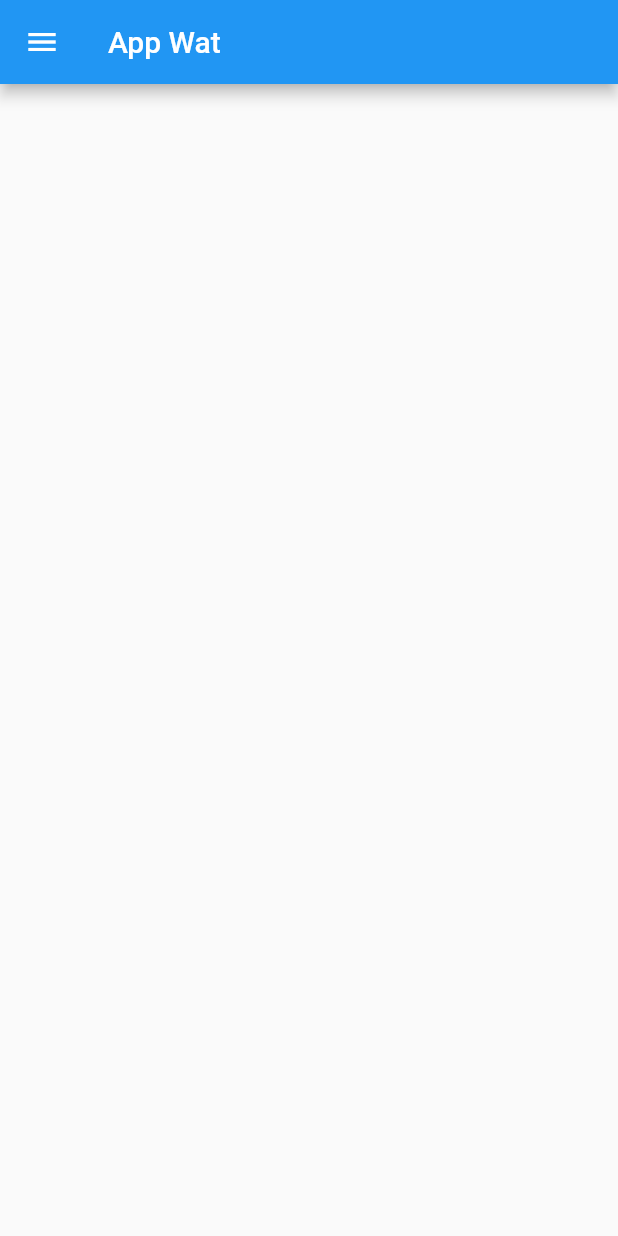
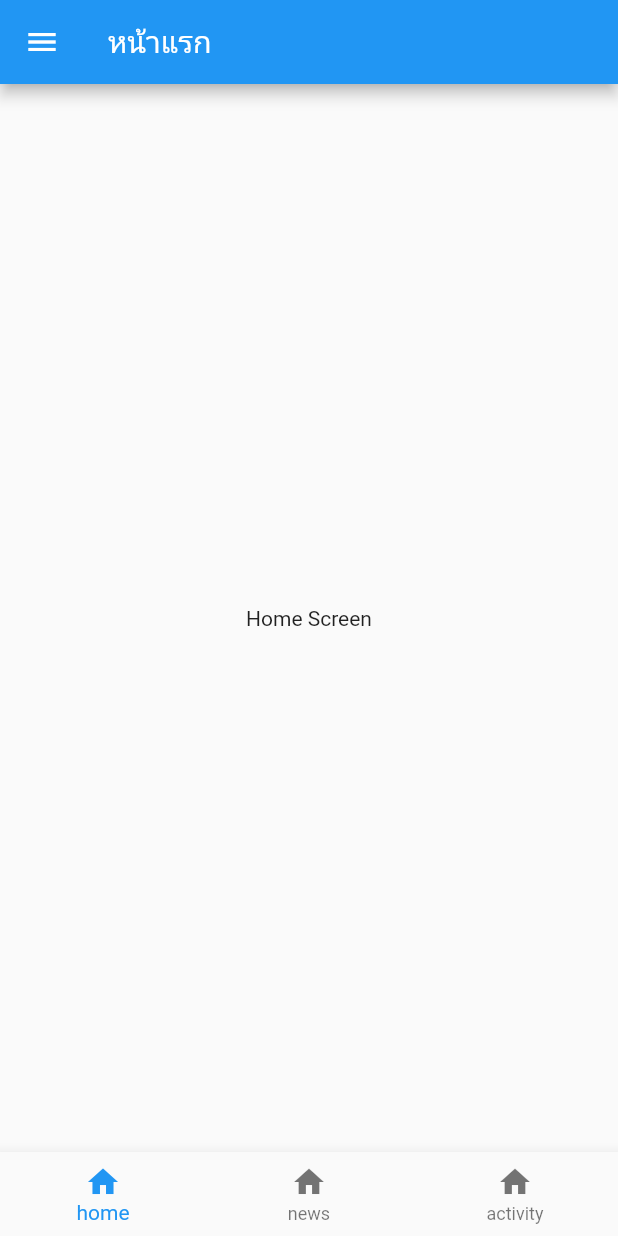
Before and after one commit to tleza456/layout_example, a Flutter app: the screen it shows after launch, on a phone screen of 412 x 824 dp. Run offline on Flutter 3.47's test engine with Material 2 defaults, Android fonts, the phone set to English and light mode, and no system bars.

Commit message:
add screen

```diff
--- a/lib/main.dart
+++ b/lib/main.dart
@@ -1,4 +1,5 @@
 import 'package:flutter/material.dart';
+import 'package:layout_example/route.dart';
 import 'package:layout_example/screen/main_screen.dart';
 
 void main() {
@@ -16,6 +17,7 @@ class MyApp extends StatelessWidget {
         primarySwatch: Colors.blue,
       ),
       home: Mainscreen(),
+      onGenerateRoute: RouteGenerator.onGenerateRoute,
     );
   }
 }
--- /dev/null
+++ b/lib/page.dart
@@ -0,0 +1,34 @@
+import 'package:flutter/material.dart';
+import 'package:layout_example/screen/activity_screen.dart';
+import 'package:layout_example/screen/article_screen.dart';
+import 'package:layout_example/screen/home_screen.dart';
+
+class Page {
+  final String title;
+  final Icon icon;
+  final String label;
+  final Widget page;
+
+  Page({this.title, this.icon, this.label, this.page});
+}
+
+List<Page> pages = [
+  Page(
+    icon: Icon(Icons.home),
+  label: "home",
+  page: Homescreen(),
+  title: "หน้าแรก",
+  ),
+    Page(
+    icon: Icon(Icons.home),
+  label: "news",
+  page: Articlescreen(),
+  title: "ข่าวสาร",
+  ),
+    Page(
+    icon: Icon(Icons.home),
+  label: "activity",
+  page: activityscreen(),
+  title: "กิจกรรม",
+  ),
+];
--- a/lib/screen/home_screen.dart
+++ b/lib/screen/home_screen.dart
@@ -1,13 +1,13 @@
 import 'package:flutter/material.dart';
 
-class homescreen extends StatefulWidget {
-  homescreen({Key key}) : super(key: key);
+class Homescreen extends StatefulWidget {
+  Homescreen({Key key}) : super(key: key);
 
   @override
-  _homescreenState createState() => _homescreenState();
+  _HomescreenState createState() => _HomescreenState();
 }
 
-class _homescreenState extends State<homescreen> {
+class _HomescreenState extends State<Homescreen> {
   @override
   Widget build(BuildContext context) {
     return Container(
--- a/lib/screen/main_screen.dart
+++ b/lib/screen/main_screen.dart
@@ -1,4 +1,5 @@
 import 'package:flutter/material.dart';
+import 'package:layout_example/page.dart';
 
 class Mainscreen extends StatefulWidget {
   Mainscreen({Key key}) : super(key: key);
@@ -8,6 +9,17 @@ class Mainscreen extends StatefulWidget {
 }
 
 class _MainscreenState extends State<Mainscreen> {
+int currentIndex = 0;
+
+void onIndexChange(int index) {
+  setState(() {
+      currentIndex = index;
+    });
+}
+
+
+
+
   @override
   Widget build(BuildContext context) {
     return Scaffold(
@@ -50,6 +62,9 @@ class _MainscreenState extends State<Mainscreen> {
               title: Text("Picture"),
             ),
                ListTile(
+                 onTap: (){
+                   Navigator.pushNamed(context, '/history');
+                 },
               leading: Icon(Icons.account_balance_sharp),
               title: Text("History"),
             )
@@ -57,8 +72,22 @@ class _MainscreenState extends State<Mainscreen> {
         ),
       ),
       appBar: AppBar(
-        title: Text("App Wat"),
+        title: Text(pages[currentIndex].title,),
       ),
+      body: pages[currentIndex].page,
+      bottomNavigationBar: BottomNavigationBar(
+        currentIndex: currentIndex,
+        onTap: onIndexChange,
+        items: pages
+        .map(
+          (item) => BottomNavigationBarItem(
+            icon: item.icon,
+            label: item.label,
+          ),
+        )
+        .toList(),
+    ),
     );
+
   }
 }
```
Also changed, not shown: lib/route.dart (added, +24 -0 lines), lib/screen/article_screen.dart (+4 -4 lines), lib/screen/history_screen.dart (added, +22 -0 lines).
